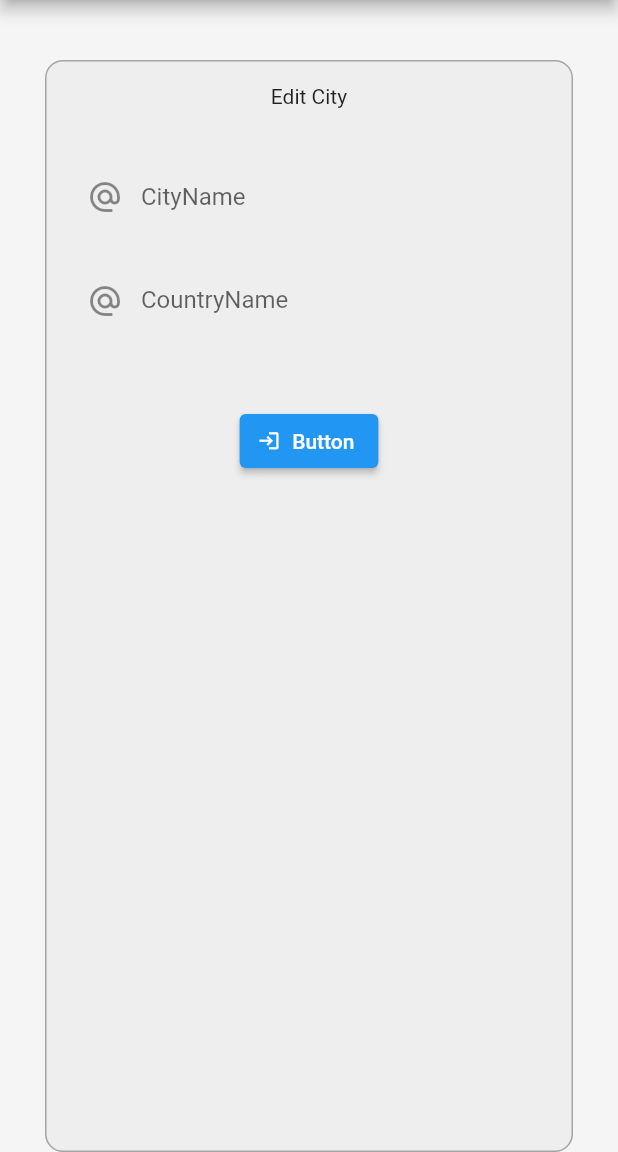
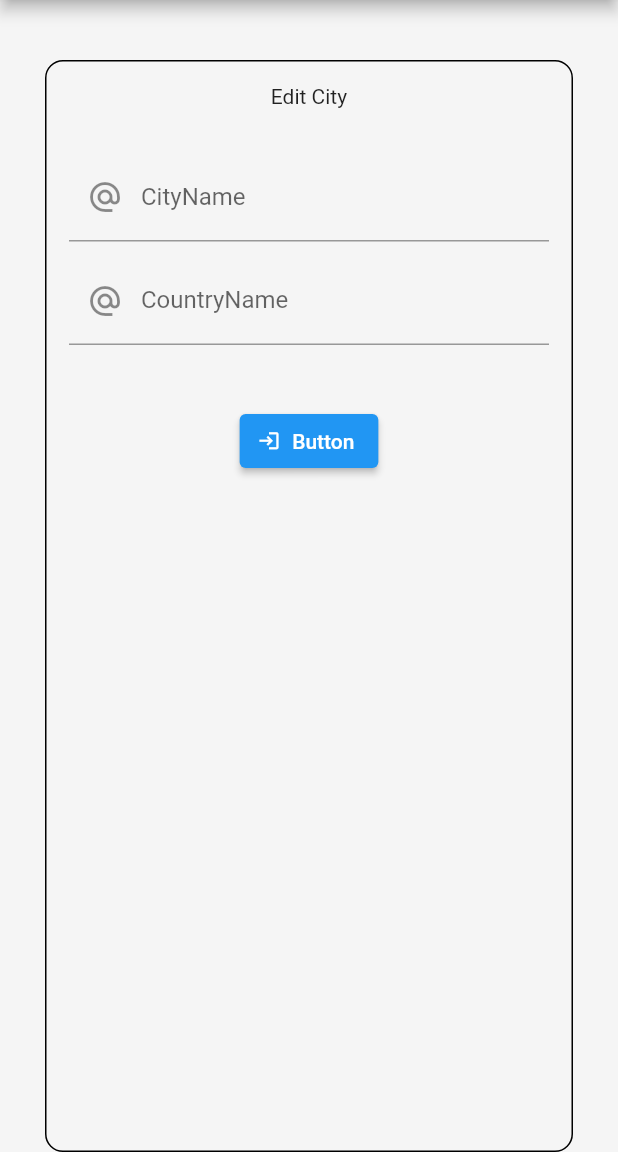
Before and after one commit to khmish/private_lesson_app, a Flutter app: the CityWidget screen opened directly, on a phone screen of 412 x 824 dp, the part 84-1236 px from its top. Run offline on Flutter 3.47's test engine with Material 2 defaults, Android fonts, the phone set to English and light mode, and no system bars; network calls fail.

Commit message:
new changes

```diff
--- a/lib/main.dart
+++ b/lib/main.dart
@@ -4,14 +4,15 @@ import 'package:private_lesson_app/pages/signup.dart';
 import 'package:private_lesson_app/pages/city.dart';
 import 'pages/login.dart';
 
-
 void main() {
-  runApp(
-    MaterialApp(
-      home: SearchWidget(),
-      // home: SignupWidget(),
-      // home: LoginPageWidget(),
-      // home: CityWidget(),
-    )
-  );
+  runApp(MaterialApp(
+    initialRoute: '/',
+    routes: {
+      // When navigating to the "/" route, build the FirstScreen widget.
+      '/': (context) => SearchWidget(),
+      '/singup': (context) => SignupWidget(),
+      '/login': (context) => LoginPageWidget(),
+      '/city': (context) => CityWidget(),
+    },
+  ));
 }
--- a/lib/pages/city.dart
+++ b/lib/pages/city.dart
@@ -10,7 +10,7 @@ class CityWidget extends StatefulWidget {
 }
 
 class _CityWidgetState extends State<CityWidget> {
-  late TextEditingController CnameController;
+  late TextEditingController cityNameController;
   late TextEditingController countryController;
   bool _loadingButton = false;
   final scaffoldKey = GlobalKey<ScaffoldState>();
@@ -18,7 +18,7 @@ class _CityWidgetState extends State<CityWidget> {
   @override
   void initState() {
     super.initState();
-    CnameController = TextEditingController();
+    cityNameController = TextEditingController();
     countryController = TextEditingController();
   }
 
@@ -33,7 +33,7 @@ class _CityWidgetState extends State<CityWidget> {
       var response = await http.post(
         url,
         body: {
-          "name": CnameController.text,
+          "name": cityNameController.text,
           "country_name": countryController.text,
         },
         // headers: <String, String>{
@@ -42,7 +42,6 @@ class _CityWidgetState extends State<CityWidget> {
         //   // 'Authorization': 'Bearer $token',
         // },
       );
-
 
       print(response.body);
       if (response.statusCode == 200) {
@@ -75,11 +74,9 @@ class _CityWidgetState extends State<CityWidget> {
           child: Container(
             width: MediaQuery.of(context).size.width,
             decoration: BoxDecoration(
-              color: Color(0xFFEEEEEE),
               borderRadius: BorderRadius.circular(12),
               shape: BoxShape.rectangle,
               border: Border.all(
-                color: Color(0xFFA6A4A4),
                 width: 1,
               ),
             ),
@@ -97,30 +94,10 @@ class _CityWidgetState extends State<CityWidget> {
                 Padding(
                   padding: EdgeInsetsDirectional.fromSTEB(15, 30, 15, 0),
                   child: TextFormField(
-                    controller: CnameController,
+                    controller: cityNameController,
                     obscureText: false,
                     decoration: InputDecoration(
                       labelText: 'CityName',
-                      enabledBorder: OutlineInputBorder(
-                        borderSide: BorderSide(
-                          color: Color(0x00000000),
-                          width: 1,
-                        ),
-                        borderRadius: const BorderRadius.only(
-                          topLeft: Radius.circular(4.0),
-                          topRight: Radius.circular(4.0),
-                        ),
-                      ),
-                      focusedBorder: OutlineInputBorder(
-                        borderSide: BorderSide(
-                          color: Color(0x00000000),
-                          width: 1,
-                        ),
-                        borderRadius: const BorderRadius.only(
-                          topLeft: Radius.circular(4.0),
-                          topRight: Radius.circular(4.0),
-                        ),
-                      ),
                       prefixIcon: Icon(
                         Icons.alternate_email,
                       ),
@@ -134,26 +111,6 @@ class _CityWidgetState extends State<CityWidget> {
                     obscureText: false,
                     decoration: InputDecoration(
                       labelText: 'CountryName',
-                      enabledBorder: OutlineInputBorder(
-                        borderSide: BorderSide(
-                          color: Color(0x00000000),
-                          width: 1,
-                        ),
-                        borderRadius: const BorderRadius.only(
-                          topLeft: Radius.circular(4.0),
-                          topRight: Radius.circular(4.0),
-                        ),
-                      ),
-                      focusedBorder: OutlineInputBorder(
-                        borderSide: BorderSide(
-                          color: Color(0x00000000),
-                          width: 1,
-                        ),
-                        borderRadius: const BorderRadius.only(
-                          topLeft: Radius.circular(4.0),
-                          topRight: Radius.circular(4.0),
-                        ),
-                      ),
                       prefixIcon: Icon(
                         Icons.alternate_email,
                       ),
@@ -161,7 +118,6 @@ class _CityWidgetState extends State<CityWidget> {
                     keyboardType: TextInputType.emailAddress,
                   ),
                 ),
-
                 Padding(
                   padding: EdgeInsetsDirectional.fromSTEB(0, 40, 0, 20),
                   child: ElevatedButton.icon(
```
